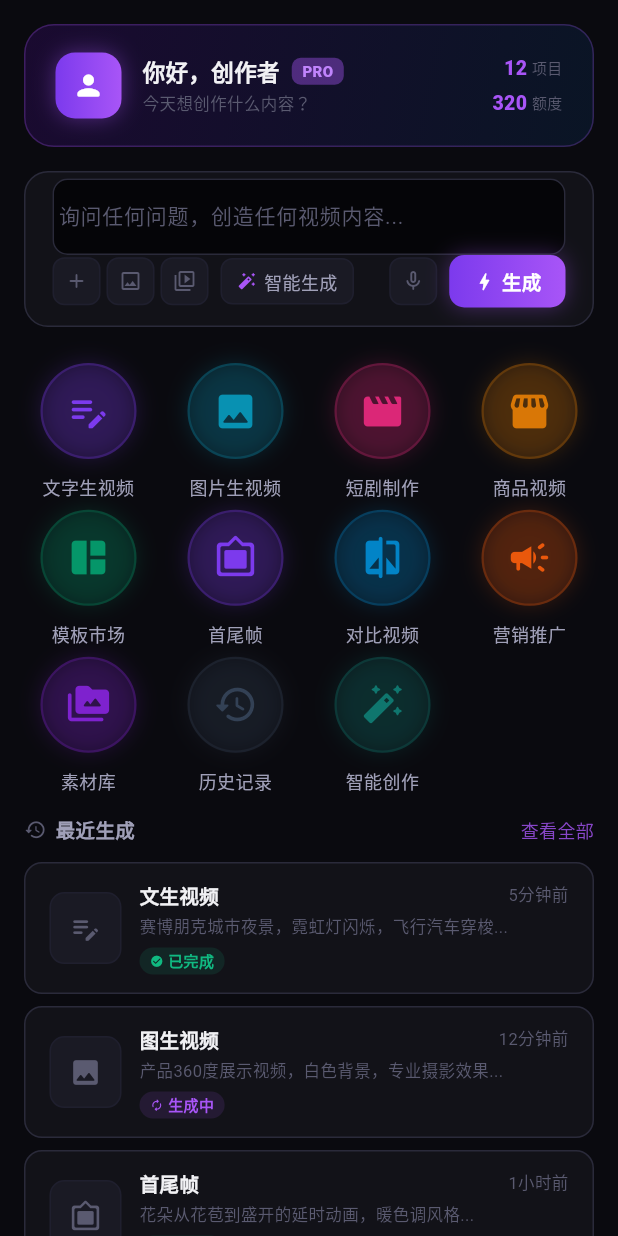
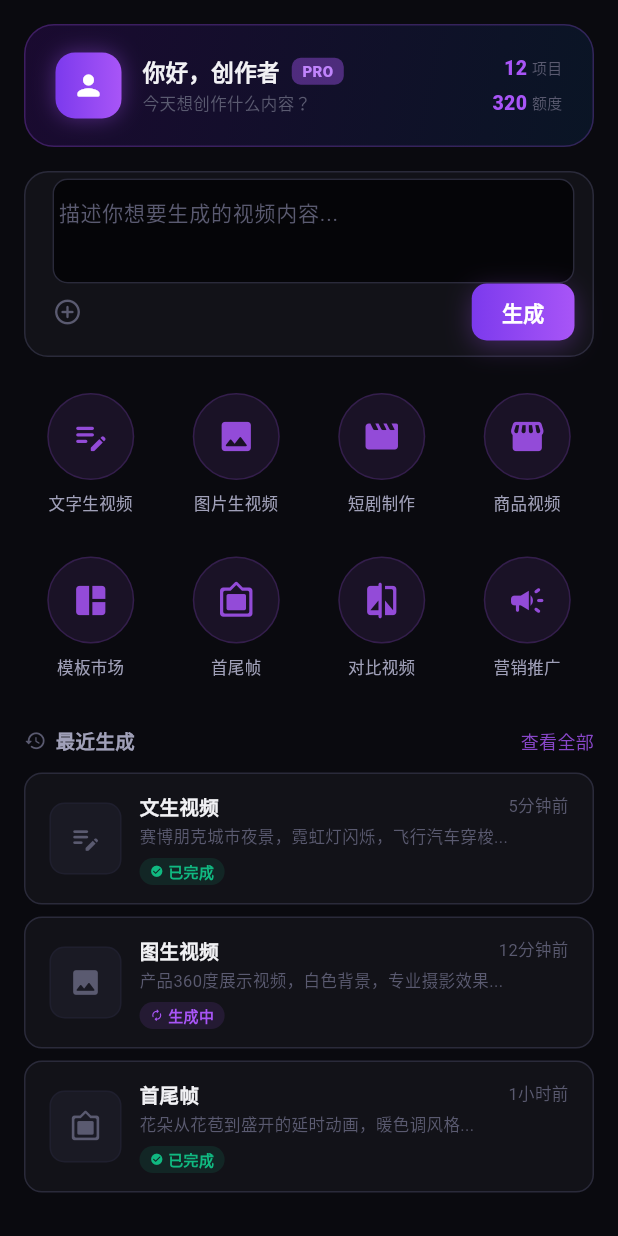
Before and after one commit to nanjiantian630-maker/npai, a Flutter app: the DashboardScreen screen opened directly, on a phone screen of 412 x 824 dp. Run offline on Flutter 3.47's test engine with Material 3 defaults, Android fonts, the phone set to English and light mode, and no system bars.

Commit message:
✏️ Update: lib/screens/dashboard_screen.dart - 2026-04-06 11:39

```diff
--- a/lib/screens/dashboard_screen.dart
+++ b/lib/screens/dashboard_screen.dart
@@ -15,19 +15,19 @@ class _DashboardScreenState extends State<DashboardScreen>
   final _searchCtrl = TextEditingController();
   bool _searchFocused = false;
 
-  // 功能入口数据
+  // 功能入口数据 — 统一紫色主色调，去掉多彩
   final _features = const [
-    {'icon': Icons.edit_note_rounded,          'label': '文字生视频', 'color': Color(0xFF7C3AED), 'page': 1},
-    {'icon': Icons.image_rounded,              'label': '图片生视频', 'color': Color(0xFF0891B2), 'page': 1},
-    {'icon': Icons.movie_creation_rounded,     'label': '短剧制作',  'color': Color(0xFFDB2777), 'page': 3},
-    {'icon': Icons.storefront_rounded,         'label': '商品视频',  'color': Color(0xFFD97706), 'page': 2},
-    {'icon': Icons.auto_awesome_mosaic_rounded,'label': '模板市场',  'color': Color(0xFF059669), 'page': 4},
-    {'icon': Icons.filter_frames_rounded,      'label': '首尾帧',    'color': Color(0xFF7C3AED), 'page': 1},
-    {'icon': Icons.compare_rounded,            'label': '对比视频',  'color': Color(0xFF0284C7), 'page': 2},
-    {'icon': Icons.campaign_rounded,           'label': '营销推广',  'color': Color(0xFFEA580C), 'page': 2},
-    {'icon': Icons.perm_media_rounded,         'label': '素材库',    'color': Color(0xFF7E22CE), 'page': 5},
-    {'icon': Icons.history_rounded,            'label': '历史记录',  'color': Color(0xFF334155), 'page': 0},
-    {'icon': Icons.auto_fix_high_rounded,      'label': '智能创作',  'color': Color(0xFF0F766E), 'page': 1},
+    {'icon': Icons.edit_note_rounded,           'label': '文字生视频', 'page': 1},
+    {'icon': Icons.image_rounded,               'label': '图片生视频', 'page': 1},
+    {'icon': Icons.movie_creation_rounded,      'label': '短剧制作',   'page': 3},
+    {'icon': Icons.storefront_rounded,          'label': '商品视频',   'page': 2},
+    {'icon': Icons.auto_awesome_mosaic_rounded, 'label': '模板市场',   'page': 4},
+    {'icon': Icons.filter_frames_rounded,       'label': '首尾帧',     'page': 1},
+    {'icon': Icons.compare_rounded,             'label': '对比视频',   'page': 2},
+    {'icon': Icons.campaign_rounded,            'label': '营销推广',   'page': 2},
+    {'icon': Icons.perm_media_rounded,          'label': '素材库',     'page': 5},
+    {'icon': Icons.history_rounded,             'label': '历史记录',   'page': 0},
+    {'icon': Icons.auto_fix_high_rounded,       'label': '智能创作',   'page': 1},
   ];
 
   // 最近任务
@@ -83,7 +83,7 @@ class _DashboardScreenState extends State<DashboardScreen>
               _buildSearchBox(),
               const SizedBox(height: 40),
               // ③ 功能入口 Grid
-              _buildFeatureGrid(crossCount: 6),
+              _buildFeatureGrid(crossCount: 6, isMobile: false),
               const SizedBox(height: 40),
               // ④ 最近任务
               _buildRecentSection(),
@@ -142,7 +142,7 @@ class _DashboardScreenState extends State<DashboardScreen>
           // ③ 功能入口
           Padding(
             padding: const EdgeInsets.symmetric(horizontal: 16),
-            child: _buildFeatureGrid(crossCount: 4),
+            child: _buildFeatureGrid(crossCount: 4, isMobile: true),
           ),
           const SizedBox(height: 24),
           // ④ 最近任务
@@ -234,26 +234,26 @@ class _DashboardScreenState extends State<DashboardScreen>
   }
 
   // ══════════════════════════════════════════════
-  // 搜索框 (共用)
+  // 搜索框 — 极简版，只保留上传+发送
   // ══════════════════════════════════════════════
   Widget _buildSearchBox() {
     return Focus(
       onFocusChange: (v) => setState(() => _searchFocused = v),
       child: AnimatedContainer(
         duration: const Duration(milliseconds: 200),
-        padding: const EdgeInsets.symmetric(horizontal: 18, vertical: 4),
+        padding: const EdgeInsets.fromLTRB(18, 4, 12, 10),
         decoration: BoxDecoration(
           color: NiubiColors.bgCard,
           borderRadius: BorderRadius.circular(16),
           border: Border.all(
             color: _searchFocused
-                ? NiubiColors.primary.withValues(alpha: 0.6)
+                ? NiubiColors.primary.withValues(alpha: 0.55)
                 : NiubiColors.borderColor,
             width: _searchFocused ? 1.5 : 1,
           ),
           boxShadow: _searchFocused
-              ? [BoxShadow(color: NiubiColors.primary.withValues(alpha: 0.12),
-                  blurRadius: 20)]
+              ? [BoxShadow(color: NiubiColors.primary.withValues(alpha: 0.10),
+                  blurRadius: 24)]
               : [],
         ),
         child: Column(
@@ -261,61 +261,48 @@ class _DashboardScreenState extends State<DashboardScreen>
             TextField(
               controller: _searchCtrl,
               style: const TextStyle(color: NiubiColors.textPrimary, fontSize: 15),
-              maxLines: 3,
-              minLines: 1,
+              maxLines: 4,
+              minLines: 2,
               decoration: const InputDecoration(
-                hintText: '询问任何问题，创造任何视频内容...',
+                hintText: '描述你想要生成的视频内容...',
                 hintStyle: TextStyle(color: NiubiColors.textMuted, fontSize: 14),
                 border: InputBorder.none,
-                contentPadding: EdgeInsets.symmetric(vertical: 14),
+                contentPadding: EdgeInsets.symmetric(vertical: 12),
               ),
             ),
-            // 底部工具栏
-            Padding(
-              padding: const EdgeInsets.only(bottom: 8),
-              child: Row(
+            // 底部：仅上传 + 发送
+            Row(
               children: [
-                  // 左侧附件按钮
-                  _toolBtn(Icons.add_rounded, null),
-                  const SizedBox(width: 4),
-                  _toolBtn(Icons.image_outlined, null),
-                  const SizedBox(width: 4),
-                  _toolBtn(Icons.video_library_outlined, null),
-                  const SizedBox(width: 8),
-                  // 模式标签
-                  _modeChip(Icons.auto_fix_high_rounded, '智能生成'),
+                // 上传附件（单一图标，低调）
+                GestureDetector(
+                  onTap: () {},
+                  child: Icon(Icons.add_circle_outline_rounded,
+                      color: NiubiColors.textMuted, size: 20),
+                ),
                 const Spacer(),
-                  // 语音
-                  _toolBtn(Icons.mic_none_rounded, null),
-                  const SizedBox(width: 8),
                 // 发送按钮
                 GestureDetector(
                   onTap: () {},
                   child: Container(
-                      padding: const EdgeInsets.symmetric(horizontal: 16, vertical: 8),
+                    padding: const EdgeInsets.symmetric(horizontal: 20, vertical: 9),
                     decoration: BoxDecoration(
                       gradient: const LinearGradient(
                         colors: [NiubiColors.primaryDark, NiubiColors.primary],
                       ),
                       borderRadius: BorderRadius.circular(10),
                       boxShadow: [
-                          BoxShadow(color: NiubiColors.primary.withValues(alpha: 0.35),
-                              blurRadius: 12),
+                        BoxShadow(
+                          color: NiubiColors.primary.withValues(alpha: 0.30),
+                          blurRadius: 14, offset: const Offset(0, 4),
+                        ),
                       ],
                     ),
-                      child: const Row(
-                        mainAxisSize: MainAxisSize.min,
-                        children: [
-                          Icon(Icons.bolt_rounded, color: Colors.white, size: 15),
-                          SizedBox(width: 4),
-                          Text('生成', style: TextStyle(color: Colors.white,
-                              fontSize: 13, fontWeight: FontWeight.w700)),
-                        ],
-                      ),
+                    child: const Text('生成',
+                        style: TextStyle(color: Colors.white,
+                            fontSize: 14, fontWeight: FontWeight.w700)),
                   ),
                 ),
               ],
-              ),
             ),
           ],
         ),
@@ -323,87 +310,58 @@ class _DashboardScreenState extends State<DashboardScreen>
     );
   }
 
-  Widget _toolBtn(IconData icon, VoidCallback? onTap) {
-    return GestureDetector(
-      onTap: onTap,
-      child: Container(
-        width: 32, height: 32,
-        decoration: BoxDecoration(
-          color: NiubiColors.bgHover,
-          borderRadius: BorderRadius.circular(8),
-          border: Border.all(color: NiubiColors.borderLight),
-        ),
-        child: Icon(icon, color: NiubiColors.textMuted, size: 16),
-      ),
-    );
-  }
-
-  Widget _modeChip(IconData icon, String label) {
-    return Container(
-      padding: const EdgeInsets.symmetric(horizontal: 10, vertical: 6),
-      decoration: BoxDecoration(
-        color: NiubiColors.bgHover,
-        borderRadius: BorderRadius.circular(8),
-        border: Border.all(color: NiubiColors.borderLight),
-      ),
-      child: Row(mainAxisSize: MainAxisSize.min, children: [
-        Icon(icon, color: NiubiColors.primary, size: 13),
-        const SizedBox(width: 5),
-        Text(label, style: const TextStyle(
-            color: NiubiColors.textSecondary, fontSize: 12,
-            fontWeight: FontWeight.w500)),
-      ]),
-    );
-  }
-
   // ══════════════════════════════════════════════
   // 功能入口 Grid (共用)
   // ══════════════════════════════════════════════
-  Widget _buildFeatureGrid({required int crossCount}) {
+  Widget _buildFeatureGrid({required int crossCount, bool isMobile = false}) {
+    // 手机端只展示前8个，避免太多
+    final items = isMobile ? _features.take(8).toList() : _features;
     return GridView.builder(
       shrinkWrap: true,
       physics: const NeverScrollableScrollPhysics(),
       gridDelegate: SliverGridDelegateWithFixedCrossAxisCount(
         crossAxisCount: crossCount,
-        crossAxisSpacing: crossCount == 4 ? 12 : 16,
-        mainAxisSpacing: crossCount == 4 ? 16 : 20,
-        childAspectRatio: crossCount == 4 ? 1.05 : 0.88,
+        crossAxisSpacing: 8,
+        mainAxisSpacing: isMobile ? 20 : 22,
+        childAspectRatio: isMobile ? 1.0 : 0.90,
       ),
-      itemCount: _features.length,
-      itemBuilder: (_, i) => _buildFeatureItem(_features[i], crossCount),
+      itemCount: items.length,
+      itemBuilder: (_, i) => _buildFeatureItem(items[i], crossCount),
     );
   }
 
   Widget _buildFeatureItem(Map<String, dynamic> f, int crossCount) {
-    final color = f['color'] as Color;
     final isSmall = crossCount >= 6;
+    final iconSize = isSmall ? 52.0 : 58.0;
     return GestureDetector(
       onTap: () {},
       child: Column(
         mainAxisSize: MainAxisSize.min,
         children: [
-          // 圆形彩色图标
+          // 统一紫色调圆形图标容器
           Container(
-            width: isSmall ? 56 : 64,
-            height: isSmall ? 56 : 64,
+            width: iconSize, height: iconSize,
             decoration: BoxDecoration(
-              color: color.withValues(alpha: 0.15),
+              color: NiubiColors.primary.withValues(alpha: 0.10),
               shape: BoxShape.circle,
-              border: Border.all(color: color.withValues(alpha: 0.25), width: 1.5),
-              boxShadow: [
-                BoxShadow(color: color.withValues(alpha: 0.20), blurRadius: 12),
-              ],
+              border: Border.all(
+                color: NiubiColors.primary.withValues(alpha: 0.18),
+                width: 1,
               ),
-            child: Icon(f['icon'] as IconData, color: color,
-                size: isSmall ? 26 : 30),
             ),
-          SizedBox(height: isSmall ? 8 : 10),
+            child: Icon(
+              f['icon'] as IconData,
+              color: NiubiColors.primary.withValues(alpha: 0.85),
+              size: isSmall ? 22 : 26,
+            ),
+          ),
+          SizedBox(height: isSmall ? 7 : 8),
           Text(
             f['label'] as String,
-            style: TextStyle(
-              fontSize: isSmall ? 11 : 12,
+            style: const TextStyle(
+              fontSize: 11,
               color: NiubiColors.textSecondary,
-              fontWeight: FontWeight.w500,
+              fontWeight: FontWeight.w400,
             ),
             textAlign: TextAlign.center,
             maxLines: 1,
```
Lines whose indentation alone changed are shown as unchanged.
